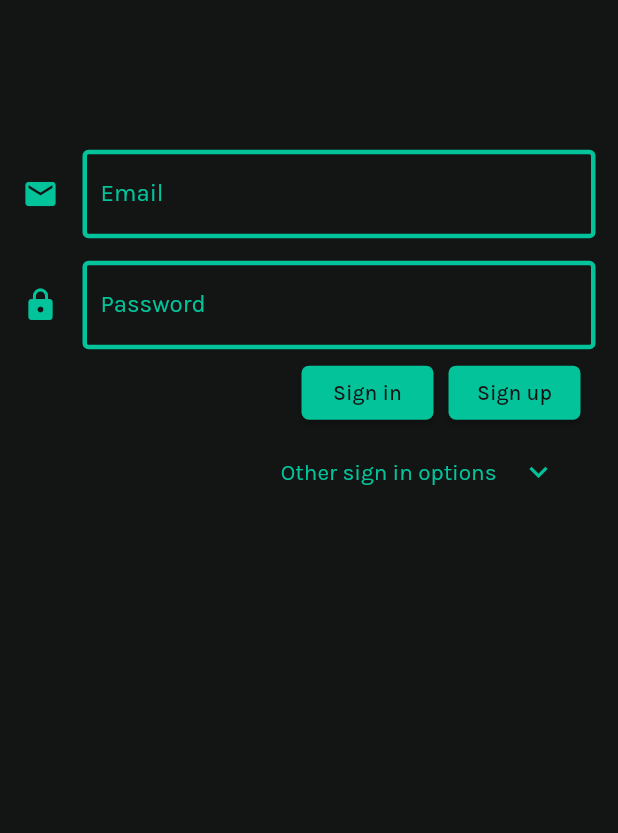
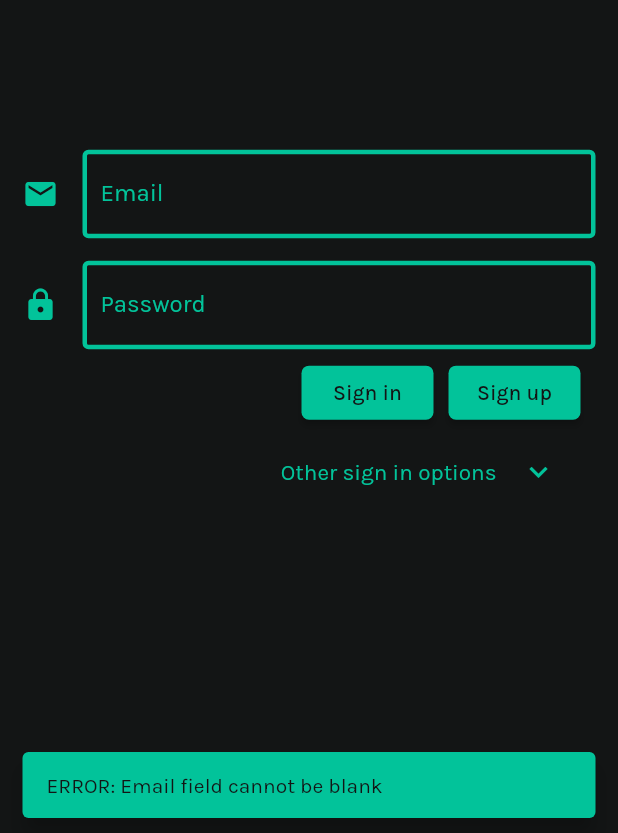
Before and after one commit to LucasBourne/Budgitt, a Flutter app: the screen it shows after launch, after a tap on "Sign in", on a phone screen of 412 x 824 dp, the part 403-1236 px from its top. Run offline on Flutter 3.47's test engine with Material 2 defaults, Android fonts, the phone set to English and light mode, and no system bars; our stand-ins replace firebase_auth, firebase_database, google_fonts, google_nav_bar, google_sign_in; accounts and stored records are empty.

Commit message:
Updated login feedback

```diff
--- a/lib/home_screen_views/settings_page.dart
+++ b/lib/home_screen_views/settings_page.dart
@@ -38,6 +38,8 @@ class SettingsScreenState extends State<SettingsScreen>
       if (values != null)
       {
         print("User found");
+        nameController.text = values["name"];
+        loanController.text = values["loan"].toString();
       }
       else
       {
--- a/lib/login_page.dart
+++ b/lib/login_page.dart
@@ -10,33 +10,18 @@ class LoginPage extends StatefulWidget {
 
 class _LoginPageState extends State<LoginPage>
 {
+  final _scaffoldKey = GlobalKey<ScaffoldState>();
   @override
   void initState()
   {
     super.initState();
-  }
-  void showSnackBar(String message)
-  {
-    final snackBar = SnackBar(
-      behavior: SnackBarBehavior.floating,
-      backgroundColor: accentColour,
-      content: Text(
-        message,
-        style: GoogleFonts.karla(
-          color: backgroundColour
-        ),
-      ),
-    );
-    setState(()
-    {
-      Scaffold.of(context).showSnackBar(snackBar);
-    });
   }
 
   @override
   Widget build(BuildContext context)
   {
     return Scaffold(
+      key: _scaffoldKey,
       backgroundColor: backgroundColour,
       body: Center(
         child: Column(
@@ -59,6 +44,24 @@ class _LoginPageState extends State<LoginPage>
 
   Color accentColour = Color.fromRGBO(2, 195, 154, 1);
   Color backgroundColour = Color.fromRGBO(19, 21, 21, 1);
+
+  void showSnackBar(String message)
+  {
+    final snackBar = SnackBar(
+      behavior: SnackBarBehavior.floating,
+      backgroundColor: accentColour,
+      content: Text(
+        message,
+        style: GoogleFonts.karla(
+          color: backgroundColour
+        ),
+      ),
+    );
+    setState(()
+    {
+      _scaffoldKey.currentState.showSnackBar(snackBar);
+    });
+  }
 
   Padding _signInFunctions()
   {
@@ -148,14 +151,21 @@ class _LoginPageState extends State<LoginPage>
         }
         else
         {
-          signInEmailPassword(emailController.text.trim(), passwordController.text.trim()).whenComplete(()
+          signInEmailPassword(emailController.text.trim(), passwordController.text.trim()).then((result)
           {
-            Navigator.of(context).push(MaterialPageRoute(
+            if (result == "invalid login credentials")
+            {
+              showSnackBar("ERROR: Invalid login credentials");
+            }
+            else
+            {
+              Navigator.of(context).push(MaterialPageRoute(
               builder: (context)
               {
                 return FirstScreen();
               }
             ));
+            }
           });
         }
       },
```
Also changed, not shown: lib/sign_in.dart (+8 -1 lines).
